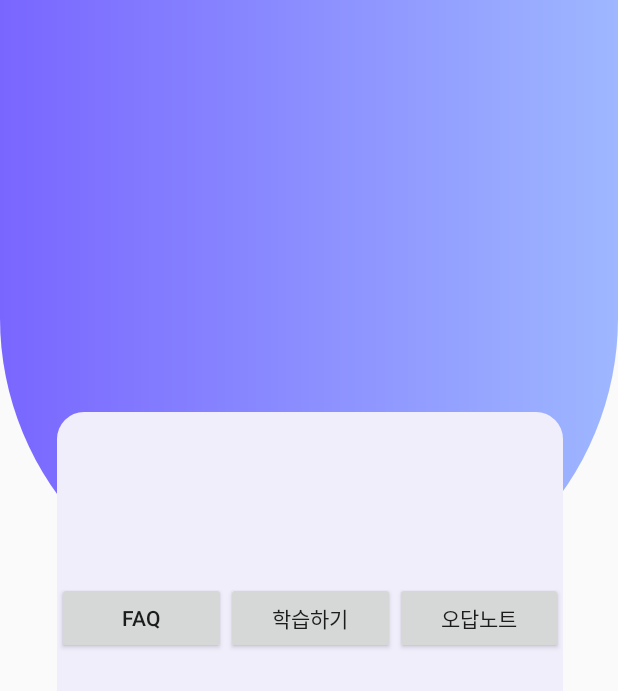
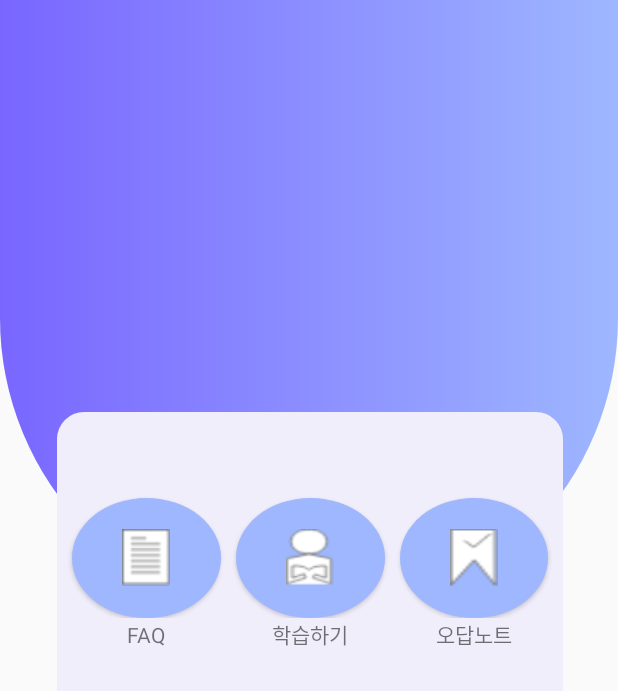
Before and after one commit to yunjaena/A-plus-maker, an Android app: the layout activity_main.xml on its own in the app's theme, with its tools: preview values and no code run, on a phone screen of 412 x 824 dp. Shown: the top 691 px of the screen. Run offline under Robolectric (Android 15) with nearby library versions, the phone set to English and light mode, and no system bars.

Commit message:
Add button icon img

```diff
--- a/aplusmaker/app/src/main/java/com/koreatehc/a_plus_maker/MainActivity.java
+++ b/aplusmaker/app/src/main/java/com/koreatehc/a_plus_maker/MainActivity.java
@@ -5,6 +5,7 @@ import androidx.appcompat.app.AppCompatActivity;
 import android.content.Intent;
 import android.os.Bundle;
 import android.view.View;
+import android.view.Window;
 import android.widget.Button;
 
 public class MainActivity extends AppCompatActivity {
@@ -17,6 +18,7 @@ public class MainActivity extends AppCompatActivity {
         super.onCreate(savedInstanceState);
         setContentView(R.layout.activity_main);
         init();
+
     }
     public void init(){
         faqButton = (Button)findViewById(R.id.faq);
--- /dev/null
+++ b/aplusmaker/app/src/main/res/drawable/bg_circle_light_blue_ic_faq.xml
@@ -0,0 +1,16 @@
+<?xml version="1.0" encoding="utf-8"?>
+<layer-list xmlns:android="http://schemas.android.com/apk/res/android" >
+    <item>
+        <shape android:shape="oval">
+            <solid android:color="@color/light_blue"/>
+            <size
+                android:width="35dp"
+                android:height="50dp"/>
+        </shape>
+    </item>
+
+    <item android:drawable="@drawable/ic_document"
+        android:height="38dp"
+        android:width="32dp"
+        android:gravity="center"/>
+</layer-list>
--- /dev/null
+++ b/aplusmaker/app/src/main/res/drawable/bg_circle_light_blue_ic_flag_uncheck.xml
@@ -0,0 +1,16 @@
+<?xml version="1.0" encoding="utf-8"?>
+<layer-list xmlns:android="http://schemas.android.com/apk/res/android" >
+    <item>
+        <shape android:shape="oval">
+            <solid android:color="@color/light_blue"/>
+            <size
+                android:width="35dp"
+                android:height="50dp"/>
+        </shape>
+    </item>
+
+    <item android:drawable="@drawable/ic_flag_uncheck"
+        android:height="38dp"
+        android:width="32dp"
+        android:gravity="center"/>
+</layer-list>
--- /dev/null
+++ b/aplusmaker/app/src/main/res/drawable/bg_circle_light_blue_ic_study.xml
@@ -0,0 +1,16 @@
+<?xml version="1.0" encoding="utf-8"?>
+<layer-list xmlns:android="http://schemas.android.com/apk/res/android" >
+    <item>
+        <shape android:shape="oval">
+            <solid android:color="@color/light_blue"/>
+            <size
+                android:width="35dp"
+                android:height="50dp"/>
+        </shape>
+    </item>
+
+    <item android:drawable="@drawable/ic_study"
+        android:height="38dp"
+        android:width="32dp"
+        android:gravity="center"/>
+</layer-list>
--- a/aplusmaker/app/src/main/res/layout/activity_main.xml
+++ b/aplusmaker/app/src/main/res/layout/activity_main.xml
@@ -42,67 +42,148 @@
             android:layout_width="match_parent"
             android:layout_height="match_parent"
             android:layout_weight="1"
-            android:orientation="horizontal">
+            android:orientation="horizontal"></LinearLayout>
     </LinearLayout>
-    </LinearLayout>
+
     <FrameLayout
         android:layout_width="match_parent"
         android:layout_height="match_parent">
+
         <LinearLayout
             android:layout_width="match_parent"
             android:layout_height="match_parent"
             android:orientation="vertical">
+
             <LinearLayout
                 android:layout_width="match_parent"
                 android:layout_height="match_parent"
                 android:layout_weight="1">
 
             </LinearLayout>
+
             <LinearLayout
                 android:layout_width="match_parent"
                 android:layout_height="match_parent"
-                android:orientation="horizontal"
-                android:layout_weight="1">
+                android:layout_weight="1"
+                android:orientation="horizontal">
+
                 <LinearLayout
                     android:layout_width="match_parent"
                     android:layout_height="match_parent"
                     android:layout_weight="5">
 
                 </LinearLayout>
+
                 <LinearLayout
                     android:layout_width="match_parent"
                     android:layout_height="match_parent"
-                    android:orientation="horizontal"
+                    android:layout_weight="1"
                     android:background="@drawable/bg_rect_light_blue_radius_18"
-                    android:layout_weight="1">
+                    android:orientation="vertical">
+
+                    <LinearLayout
+                        android:layout_width="match_parent"
+                        android:layout_height="match_parent"
+                        android:layout_weight="1"
+                        android:orientation="horizontal">
+
+                        <TextView
+                            android:layout_width="10dp"
+                            android:layout_height="match_parent" />
+
                         <Button
                             android:id="@+id/faq"
                             android:layout_width="match_parent"
-                        android:layout_height="wrap_content"
+                            android:layout_height="80dp"
+                            android:layout_gravity="bottom"
+                            android:layout_weight="1"
+                            android:background="@drawable/bg_circle_light_blue_ic_faq"
                             android:onClick="onClickFAQButton"
-                        android:layout_gravity="center"
-                        android:layout_weight="1"
-                        android:text="FAQ" />
+                            android:text="" />
+
+                        <TextView
+                            android:layout_width="10dp"
+                            android:layout_height="match_parent" />
 
                         <Button
                             android:id="@+id/study"
                             android:layout_width="match_parent"
-                        android:layout_height="wrap_content"
+                            android:layout_height="80dp"
+                            android:layout_gravity="bottom"
+                            android:layout_weight="1"
+                            android:background="@drawable/bg_circle_light_blue_ic_study"
                             android:onClick="onClickStudyButton"
-                        android:layout_gravity="center"
-                        android:layout_weight="1"
-                        android:text="학습하기" />
+                            android:text="" />
+
+                        <TextView
+                            android:layout_width="10dp"
+                            android:layout_height="match_parent" />
 
                         <Button
                             android:id="@+id/cheat_button"
                             android:layout_width="match_parent"
+                            android:layout_height="80dp"
+                            android:layout_gravity="bottom"
+                            android:layout_weight="1"
+                            android:background="@drawable/bg_circle_light_blue_ic_flag_uncheck"
+                            android:onClick="onClickCheatButton"
+                            android:text="" />
+
+                        <TextView
+                            android:layout_width="10dp"
+                            android:layout_height="match_parent" />
+                    </LinearLayout>
+
+                    <LinearLayout
+                        android:layout_width="match_parent"
+                        android:layout_height="match_parent"
+                        android:layout_weight="1"
+                        android:orientation="horizontal">
+                        <TextView
+                            android:layout_width="10dp"
                             android:layout_height="wrap_content"
-                        android:onClick="onClickCheatButton"
-                        android:layout_gravity="center"
+                            android:text="" />
+
+                        <TextView
+                            android:layout_width="match_parent"
+                            android:layout_height="wrap_content"
                             android:layout_weight="1"
+                            android:layout_gravity="top"
+                            android:gravity="center"
+                            android:text="FAQ" />
+                        <TextView
+                            android:layout_width="10dp"
+                            android:layout_height="wrap_content"
+                            android:text="" />
+
+                        <TextView
+                            android:layout_width="match_parent"
+                            android:layout_height="wrap_content"
+                            android:layout_weight="1"
+                            android:layout_gravity="top"
+                            android:gravity="center"
+                            android:text="학습하기" />
+                        <TextView
+                            android:layout_width="10dp"
+                            android:layout_height="wrap_content"
+                            android:text="" />
+
+                        <TextView
+                            android:layout_width="match_parent"
+                            android:layout_height="wrap_content"
+                            android:layout_weight="1"
+                            android:layout_gravity="top"
+                            android:gravity="center"
                             android:text="오답노트" />
 
+                        <TextView
+                            android:layout_width="10dp"
+                            android:layout_height="wrap_content"
+                            android:text="" />
+
                     </LinearLayout>
+                </LinearLayout>
+
                 <LinearLayout
                     android:layout_width="match_parent"
                     android:layout_height="match_parent"
@@ -111,6 +192,7 @@
                 </LinearLayout>
 
             </LinearLayout>
+
             <LinearLayout
                 android:layout_width="match_parent"
                 android:layout_height="match_parent"
--- a/aplusmaker/app/src/main/res/values/styles.xml
+++ b/aplusmaker/app/src/main/res/values/styles.xml
@@ -1,11 +1,12 @@
 <resources>
 
     <!-- Base application theme. -->
-    <style name="AppTheme" parent="Theme.AppCompat.Light.DarkActionBar">
+    <style name="AppTheme" parent="Theme.AppCompat.Light.NoActionBar">
         <!-- Customize your theme here. -->
-        <item name="colorPrimary">@color/colorPrimary</item>
-        <item name="colorPrimaryDark">@color/colorPrimaryDark</item>
-        <item name="colorAccent">@color/colorAccent</item>
+        <item name="android:windowActionBar">false</item>
+        <item name="android:windowNoTitle">true</item>
+
+
     </style>
 
     <style name="Theme.HomeScreen" parent="android:Theme.Holo.NoActionBar.TranslucentDecor">
```
Lines whose indentation alone changed are shown as unchanged.
